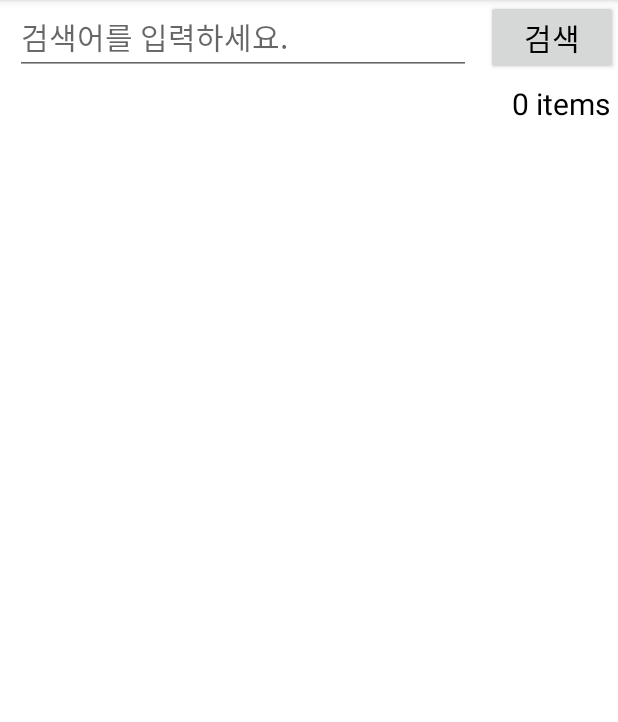
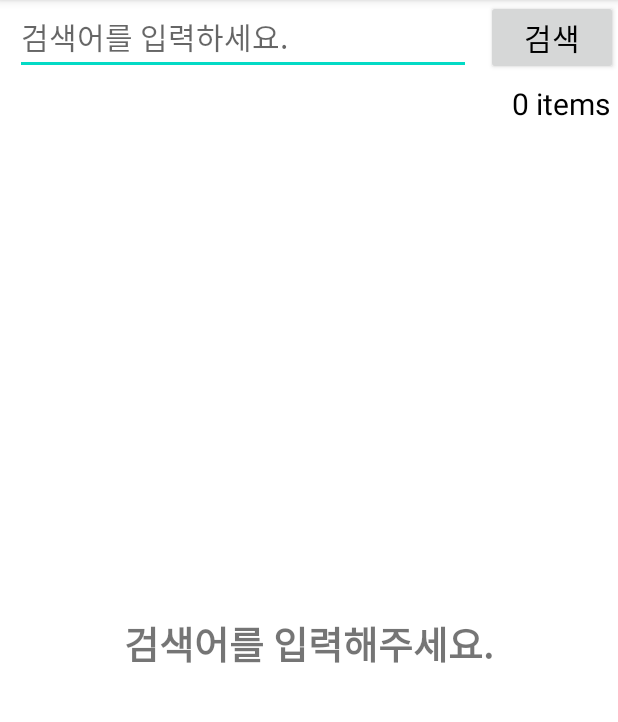
Before and after one commit to Kyeonghun-Max/GitHubRepositorySearch, an Android app: the screen it shows after launch (MainActivity), after a tap on "검색", on a phone screen of 412 x 824 dp, the part 84-806 px from its top. Run offline under Robolectric (Android 15) with nearby library versions, the phone set to English and light mode, and no system bars; our stand-ins replace Dagger/Hilt's generated code, data binding.

Commit message:
[Dev] 검색어 미입력, 검색결과 없음, 검색실패의 케이스 추가

```diff
--- a/app/src/main/java/com/github/search/viewmodel/MainViewModel.kt
+++ b/app/src/main/java/com/github/search/viewmodel/MainViewModel.kt
@@ -4,6 +4,7 @@ import androidx.lifecycle.LifecycleOwner
 import androidx.lifecycle.LiveData
 import androidx.lifecycle.MutableLiveData
 import androidx.lifecycle.ViewModel
+import com.github.search.R
 import com.github.search.network.model.RepositoryItem
 import com.github.search.repository.GitHubRepository
 import com.github.search.ui.adapter.RepositoryListAdapter
@@ -12,9 +13,15 @@ import javax.inject.Inject
 
 @HiltViewModel
 class MainViewModel @Inject constructor(private val repository: GitHubRepository, val adapter: RepositoryListAdapter) : ViewModel() {
+    enum class ErrorType(val stringRes: Int) {
+        NO_KEYWORD(R.string.no_keyword),
+        NO_ITEMS(R.string.no_items),
+        SEARCH_FAILED(R.string.search_failed)
+    }
 
-    val totalCount = MutableLiveData(createTotalCountTest(0))
-    val showNoResults = MutableLiveData(false)
+    val totalCount = MutableLiveData(getTotalCountText(0))
+    val showErrorText = MutableLiveData(false)
+    val errorStringRes = MutableLiveData(ErrorType.NO_ITEMS.stringRes)
     val inputKeyword = MutableLiveData("")
 
     private val _isLoading = MutableLiveData(false)
@@ -26,28 +33,40 @@ class MainViewModel @Inject constructor(private val repository: GitHubRepository
             _isLoading.postValue(false)
 
             response?.let {
-                totalCount.postValue(createTotalCountTest(it.totalCount))
+                totalCount.postValue(getTotalCountText(it.totalCount))
 
                 if (it.totalCount == 0) {
-                    showNoResults.postValue(true)
+                    showErrorText(ErrorType.NO_ITEMS)
                 } else {
-                    showNoResults.postValue(false)
+                    showErrorText.postValue(false)
                     adapter.setItems(createVms(it.items))
                 }
+            } ?: run {
+                showErrorText(ErrorType.SEARCH_FAILED)
             }
         }
     }
 
     fun onSearchBtnClicked() {
         inputKeyword.value?.let {
-            _isLoading.postValue(true)
-            repository.request(it)
+            if (it.isNotEmpty()) {
+                _isLoading.postValue(true)
+                repository.request(it)
+            } else {
+                showErrorText(ErrorType.NO_KEYWORD)
+            }
         } ?: run {
-            showNoResults.postValue(true)
+            showErrorText(ErrorType.NO_KEYWORD)
         }
     }
 
-    private fun createTotalCountTest(totalCount: Int): String {
+    private fun showErrorText(errorType: ErrorType) {
+        showErrorText.postValue(true)
+        errorStringRes.postValue(errorType.stringRes)
+        totalCount.postValue(getTotalCountText(0))
+    }
+
+    private fun getTotalCountText(totalCount: Int): String {
         return "$totalCount items"
     }
 
--- a/app/src/main/res/layout/activity_main.xml
+++ b/app/src/main/res/layout/activity_main.xml
@@ -57,7 +57,7 @@
             android:layout_width="match_parent"
             android:layout_height="0dp"
             android:adapter="@{vm.adapter}"
-            android:visibility="@{vm.showNoResults? View.GONE : View.VISIBLE}"
+            android:visibility="@{vm.showErrorText? View.GONE : View.VISIBLE}"
             app:layoutManager="androidx.recyclerview.widget.LinearLayoutManager"
             app:layout_constraintBottom_toBottomOf="parent"
             app:layout_constraintTop_toBottomOf="@id/total_count" />
@@ -67,10 +67,10 @@
             android:layout_height="0dp"
             android:background="@color/white"
             android:gravity="center"
-            android:text="@string/no_items"
-            android:textSize="@dimen/no_items_font_size"
+            android:text="@{vm.errorStringRes}"
+            android:textSize="@dimen/error_font_size"
             android:textStyle="bold"
-            android:visibility="@{vm.showNoResults? View.VISIBLE : View.GONE}"
+            android:visibility="@{vm.showErrorText? View.VISIBLE : View.GONE}"
             app:layout_constraintBottom_toBottomOf="parent"
             app:layout_constraintTop_toBottomOf="@id/total_count" />
 
--- a/app/src/main/res/values/dimens.xml
+++ b/app/src/main/res/values/dimens.xml
@@ -8,6 +8,6 @@
     <dimen name="total_count_font_size">20sp</dimen>
     <dimen name="repository_item_img_size">60dp</dimen>
     <dimen name="repository_item_font_size">15sp</dimen>
-    <dimen name="no_items_font_size">25sp</dimen>
+    <dimen name="error_font_size">25sp</dimen>
     <dimen name="loading_progress_size">50dp</dimen>
 </resources>
--- a/app/src/main/res/values/strings.xml
+++ b/app/src/main/res/values/strings.xml
@@ -6,4 +6,6 @@
     <string name="title_name">name :</string>
     <string name="title_description">description :</string>
     <string name="no_items">검색 결과가\n존재하지 않습니다.</string>
+    <string name="no_keyword">검색어를 입력해주세요.</string>
+    <string name="search_failed">검색에 실패했습니다.</string>
 </resources>
```
